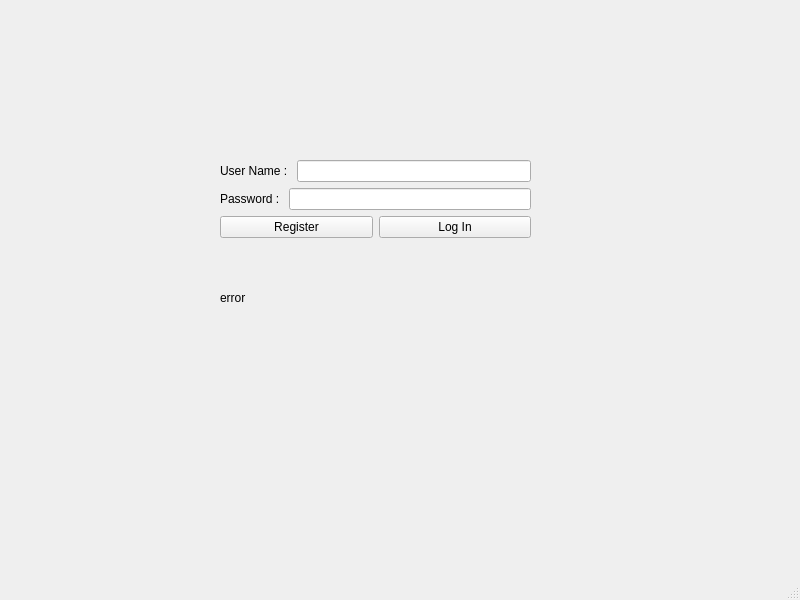
First picture: the form in loginwindow.ui, repository aminfooladi/QSpotify, before the edit.
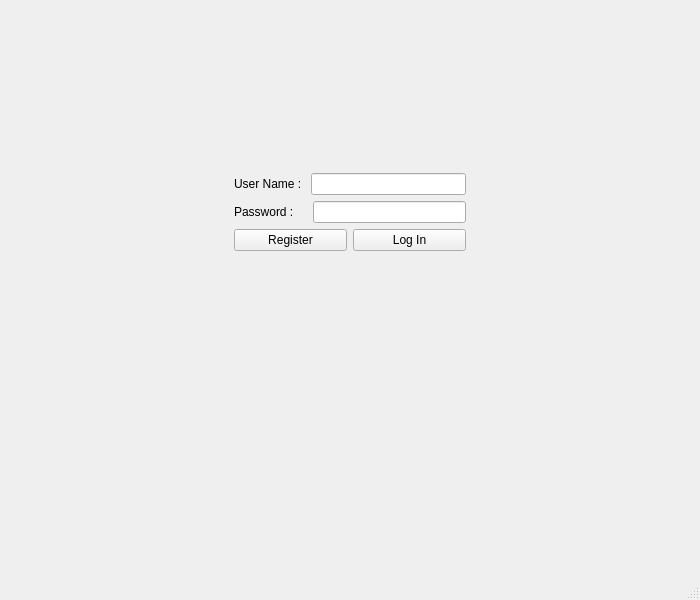
Second picture: the form after the edit.

Commit message: add login window UI without signal and slots

The edit to the form file:
```diff
--- a/loginwindow.ui
+++ b/loginwindow.ui
@@ -6,41 +6,69 @@
    <rect>
     <x>0</x>
     <y>0</y>
-    <width>800</width>
+    <width>700</width>
     <height>600</height>
    </rect>
   </property>
   <property name="minimumSize">
    <size>
-    <width>800</width>
-    <height>600</height>
+    <width>0</width>
+    <height>0</height>
    </size>
   </property>
   <property name="windowTitle">
    <string>Login Window</string>
   </property>
   <widget class="QWidget" name="centralwidget">
-   <widget class="QWidget" name="verticalLayoutWidget">
-    <property name="geometry">
-     <rect>
-      <x>220</x>
-      <y>160</y>
-      <width>311</width>
-      <height>191</height>
-     </rect>
-    </property>
-    <layout class="QVBoxLayout" name="verticalLayout">
+   <layout class="QGridLayout" name="gridLayout_2">
+    <item row="2" column="3">
+     <spacer name="horizontalSpacer_2">
+      <property name="orientation">
+       <enum>Qt::Orientation::Horizontal</enum>
+      </property>
+      <property name="sizeHint" stdset="0">
+       <size>
+        <width>40</width>
+        <height>20</height>
+       </size>
+      </property>
+     </spacer>
+    </item>
+    <item row="2" column="2">
+     <widget class="QWidget" name="widget" native="true">
+      <property name="minimumSize">
+       <size>
+        <width>250</width>
+        <height>250</height>
+       </size>
+      </property>
+      <property name="maximumSize">
+       <size>
+        <width>500</width>
+        <height>500</height>
+       </size>
+      </property>
+      <layout class="QVBoxLayout" name="verticalLayout_2">
+       <item>
+        <layout class="QVBoxLayout" name="verticalLayout_3">
      <item>
       <layout class="QHBoxLayout" name="horizontalLayout">
        <item>
         <widget class="QLabel" name="label">
+             <property name="enabled">
+              <bool>true</bool>
+             </property>
          <property name="text">
           <string>User Name : </string>
          </property>
         </widget>
        </item>
        <item>
-        <widget class="QLineEdit" name="usernameLineEdit"/>
+            <widget class="QLineEdit" name="usernameLineEdit">
+             <property name="enabled">
+              <bool>true</bool>
+             </property>
+            </widget>
        </item>
       </layout>
      </item>
@@ -48,13 +76,26 @@
       <layout class="QHBoxLayout" name="horizontalLayout_2">
        <item>
         <widget class="QLabel" name="label_2">
+             <property name="enabled">
+              <bool>true</bool>
+             </property>
          <property name="text">
-          <string>Password : </string>
+              <string>Password :    </string>
          </property>
         </widget>
        </item>
        <item>
-        <widget class="QLineEdit" name="passwordLineEdit"/>
+            <widget class="QLineEdit" name="passwordLineEdit">
+             <property name="enabled">
+              <bool>true</bool>
+             </property>
+             <property name="text">
+              <string/>
+             </property>
+             <property name="echoMode">
+              <enum>QLineEdit::EchoMode::Password</enum>
+             </property>
+            </widget>
        </item>
       </layout>
      </item>
@@ -62,16 +103,34 @@
       <layout class="QHBoxLayout" name="horizontalLayout_3">
        <item>
         <widget class="QPushButton" name="registerButton">
+             <property name="enabled">
+              <bool>true</bool>
+             </property>
          <property name="text">
           <string>Register</string>
          </property>
+             <property name="iconSize">
+              <size>
+               <width>16</width>
+               <height>16</height>
+              </size>
+             </property>
         </widget>
        </item>
        <item>
         <widget class="QPushButton" name="loginButton">
+             <property name="enabled">
+              <bool>true</bool>
+             </property>
          <property name="text">
           <string>Log In</string>
          </property>
+             <property name="iconSize">
+              <size>
+               <width>16</width>
+               <height>16</height>
+              </size>
+             </property>
         </widget>
        </item>
       </layout>
@@ -80,25 +139,61 @@
       <layout class="QHBoxLayout" name="horizontalLayout_4">
        <item>
         <widget class="QLabel" name="errorLabel">
+             <property name="enabled">
+              <bool>true</bool>
+             </property>
          <property name="text">
-          <string>error </string>
+              <string/>
          </property>
         </widget>
        </item>
       </layout>
      </item>
     </layout>
-   </widget>
-  </widget>
-  <widget class="QMenuBar" name="menubar">
-   <property name="geometry">
-    <rect>
-     <x>0</x>
-     <y>0</y>
-     <width>800</width>
-     <height>22</height>
-    </rect>
-   </property>
+       </item>
+      </layout>
+     </widget>
+    </item>
+    <item row="2" column="0">
+     <spacer name="horizontalSpacer">
+      <property name="orientation">
+       <enum>Qt::Orientation::Horizontal</enum>
+      </property>
+      <property name="sizeHint" stdset="0">
+       <size>
+        <width>40</width>
+        <height>20</height>
+       </size>
+      </property>
+     </spacer>
+    </item>
+    <item row="3" column="2">
+     <spacer name="verticalSpacer_2">
+      <property name="orientation">
+       <enum>Qt::Orientation::Vertical</enum>
+      </property>
+      <property name="sizeHint" stdset="0">
+       <size>
+        <width>20</width>
+        <height>40</height>
+       </size>
+      </property>
+     </spacer>
+    </item>
+    <item row="1" column="2">
+     <spacer name="verticalSpacer">
+      <property name="orientation">
+       <enum>Qt::Orientation::Vertical</enum>
+      </property>
+      <property name="sizeHint" stdset="0">
+       <size>
+        <width>20</width>
+        <height>40</height>
+       </size>
+      </property>
+     </spacer>
+    </item>
+   </layout>
   </widget>
   <widget class="QStatusBar" name="statusbar"/>
  </widget>
```
Lines whose indentation alone changed are shown as unchanged.
